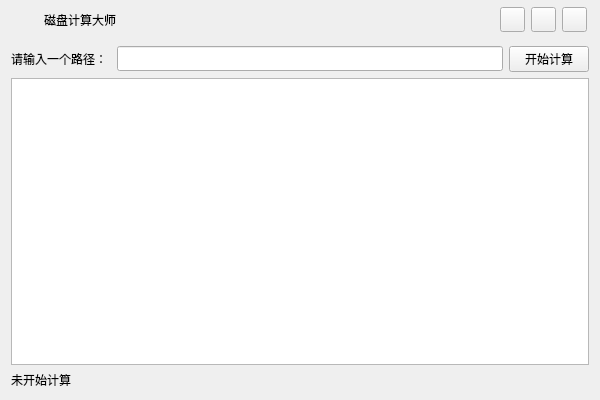
This is MemoryMaster.ui in wh19981224/MemoryMaster as Qt 5 draws it before an edit. The edited form follows.
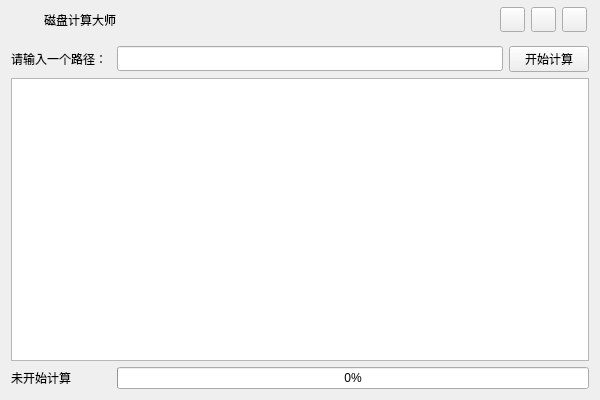
This is the edited form.

Commit message: 添加任务进度条，提示用户当前的计算进度

Patch:
```diff
--- a/MemoryMaster.ui
+++ b/MemoryMaster.ui
@@ -44,13 +44,6 @@
       </property>
      </widget>
     </item>
-    <item row="3" column="0" colspan="2">
-     <widget class="QLabel" name="stateHitLabel">
-      <property name="text">
-       <string>未开始计算</string>
-      </property>
-     </widget>
-    </item>
     <item row="1" column="1">
      <widget class="QLineEdit" name="pathLineEdit">
       <property name="minimumSize">
@@ -199,6 +192,26 @@
     <item row="2" column="0" colspan="3">
      <widget class="QTableView" name="memoryTableView"/>
     </item>
+    <item row="3" column="0">
+     <widget class="QLabel" name="stateHitLabel">
+      <property name="maximumSize">
+       <size>
+        <width>200</width>
+        <height>16777215</height>
+       </size>
+      </property>
+      <property name="text">
+       <string>未开始计算</string>
+      </property>
+     </widget>
+    </item>
+    <item row="3" column="1" colspan="2">
+     <widget class="QProgressBar" name="progressBar">
+      <property name="value">
+       <number>0</number>
+      </property>
+     </widget>
+    </item>
    </layout>
   </widget>
  </widget>
```
The commit also changes 5 other files.
